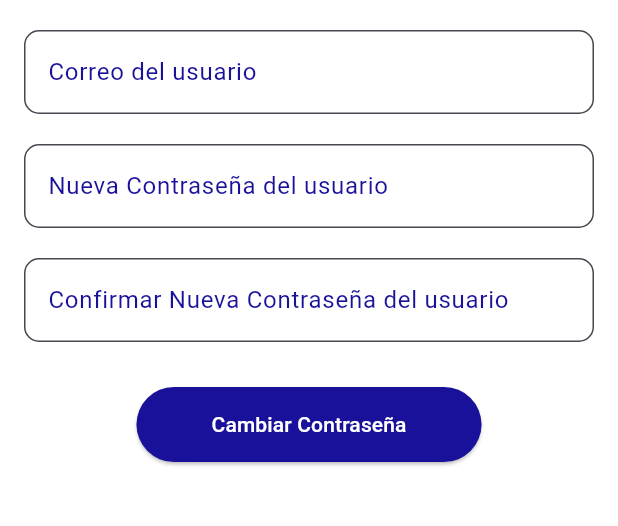
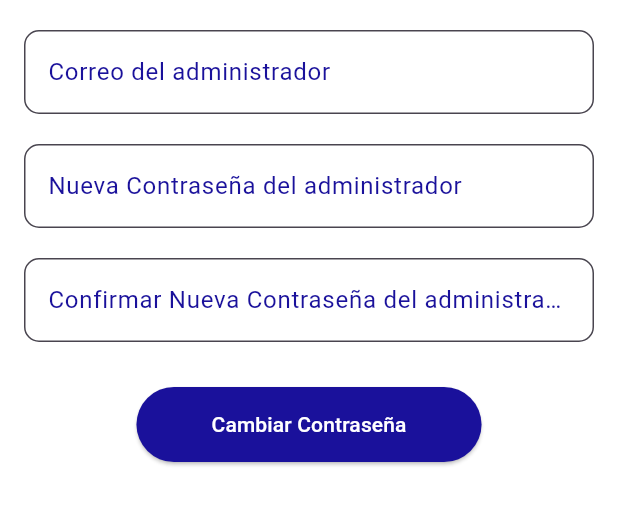
Before and after one commit to Jorgemercfa/MobileAppBimental, a Flutter app: the ForgetPasswordPageAdmin screen opened directly, on a phone screen of 412 x 824 dp, the part 459-985 px from its top. Run offline on Flutter 3.47's test engine with Material 3 defaults, Android fonts, the phone set to English and light mode, and no system bars; our stand-ins replace cloud_firestore, firebase_core, firebase_messaging, flutter_local_notifications, shared_preferences; accounts and stored records are empty.

Commit message:
observation_raiser_forgetPassword__admin

```diff
--- a/bimental_application_1/lib/ForgetPasswordAdmin.dart
+++ b/bimental_application_1/lib/ForgetPasswordAdmin.dart
@@ -97,18 +97,18 @@ class _ForgetPasswordPageAdminState extends State<ForgetPasswordPageAdmin> {
             ),
             const SizedBox(height: 20),
             CustomTextField(
-              labelText: 'Correo del usuario',
+              labelText: 'Correo del administrador',
               controller: _emailController,
             ),
             const SizedBox(height: 20),
             CustomTextField(
-              labelText: 'Nueva Contraseña del usuario',
+              labelText: 'Nueva Contraseña del administrador',
               controller: _newPasswordController,
               obscureText: true,
             ),
             const SizedBox(height: 20),
             CustomTextField(
-              labelText: 'Confirmar Nueva Contraseña del usuario',
+              labelText: 'Confirmar Nueva Contraseña del administrador',
               controller: _confirmPasswordController,
               obscureText: true,
             ),
```
